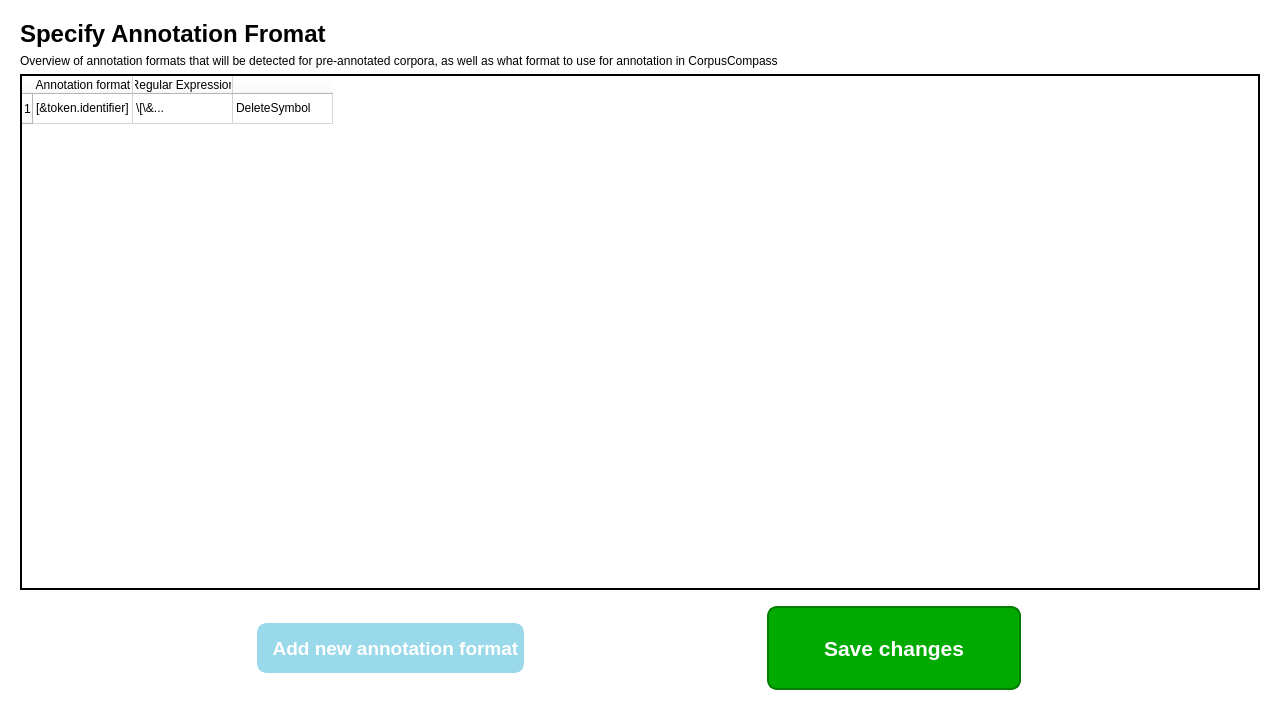
The window that corpuscompass/view/res/template_tab.ui (nicofirst1/CorpusCompass) describes before a commit, drawn with Qt 5.
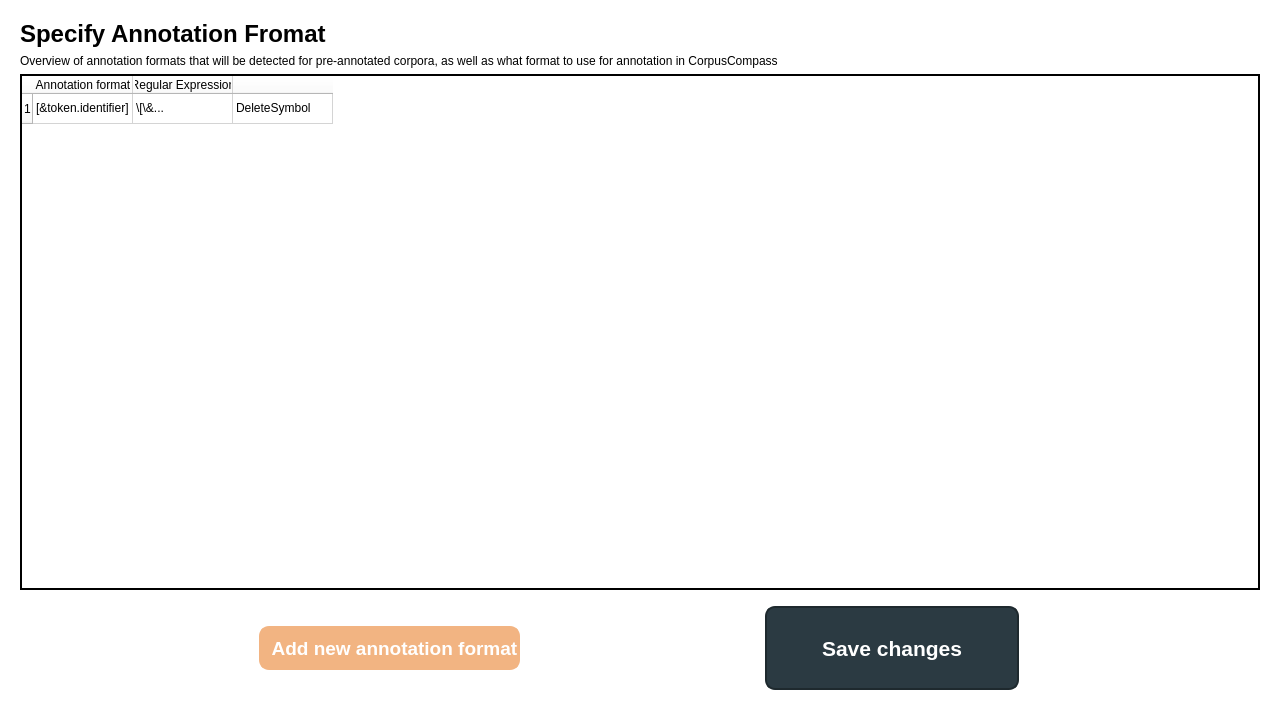
The same window after the commit. Icons and pictures are not drawn.

The edit to the form file:
```diff
--- a/corpuscompass/view/res/template_tab.ui
+++ b/corpuscompass/view/res/template_tab.ui
@@ -16,19 +16,25 @@
 }
 
 QPushButton {
-    background-color:rgb(154, 217, 234) ;
+    background-color:rgb(242, 180, 130) ;
 	color: white;
     min-width: 80px;
 	min-height: 40px;
 	border-style: solid;
-	border-color: rgb(154, 217, 234);
-	border-width: 5px;
+	border-color: rgb(242, 180, 130);
+	border-width: 2px;
 	border-radius: 10px;
 }
 
 QPushButton:pressed {
-	background-color:rgb(134, 189, 203) ;
-	border-color: rgb(134, 189, 203);
+	background-color:rgb(162, 81, 17) ;
+	border-color: rgb(162, 81, 17);
+	color: rgb(245, 245, 245);
+}
+
+QPushButton:hover {
+	background-color:rgb(208, 105, 22);
+	border-color: rgb(162, 81, 17);
 	color: rgb(245, 245, 245);
 }
 
@@ -192,12 +198,12 @@
           <property name="styleSheet">
            <string notr="true">QPushButton {
 	color: white;
-	background-color: rgb(0, 170, 0);
+	background-color: rgb(43, 58, 66);
+        border-width: 2px;
+    border-color: rgb(30, 41, 46);
     min-width: 250px;
 	min-height: 80px;
 	border-style: solid;
-	border-color: rgb(0, 125, 0);
-	border-width: 2px;
 	border-radius: 10px;
    margin-top: 10px; 
    margin-bottom: 10px;
```
